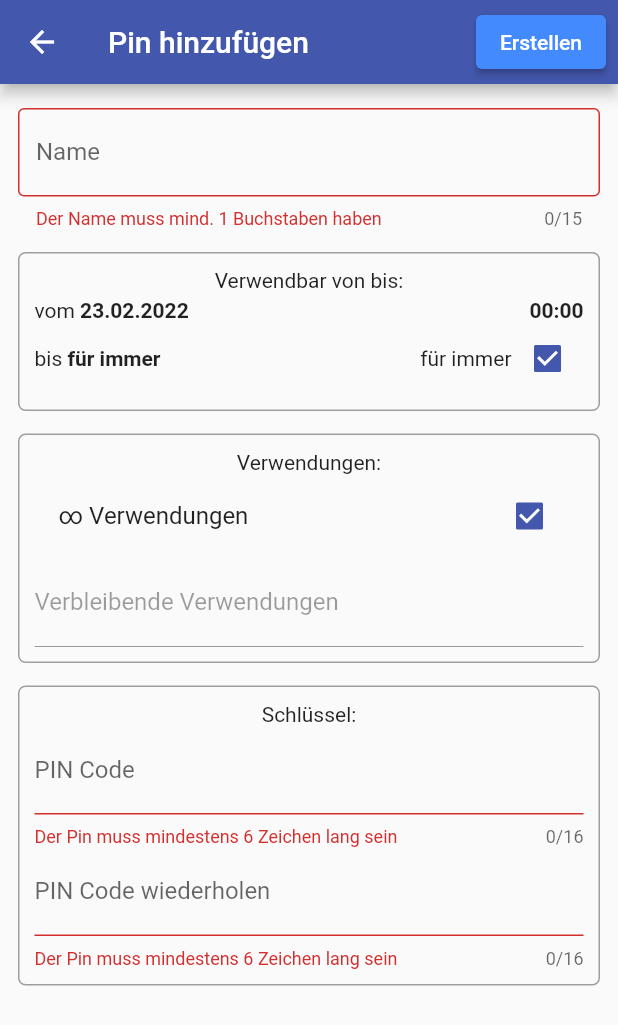
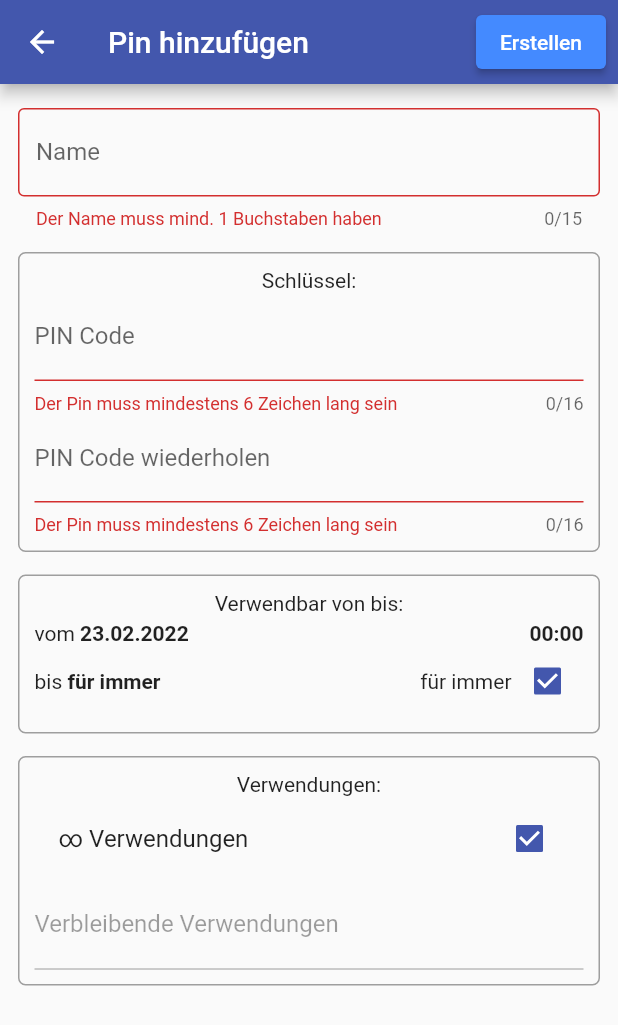
Before and after one commit to htl-anichstrasse/shulker, a Flutter app: the CreatePin screen opened directly, after a tap on "Erstellen", on a phone screen of 412 x 824 dp. Shown: the top 1025 px of the screen. Run offline on Flutter 3.47's test engine with Material 2 defaults, Android fonts, the phone set to English and light mode, and no system bars; our stand-ins replace dio, shared_preferences; missing offline and left inert: check_vpn_connection, open_settings, qr_code_scanner; accounts and stored records are empty; Roboto replaces fonts that are missing (customFont).

Commit message:
new pins are now displayed

```diff
--- a/shulker-mobile/lib/views/CreatePin.dart
+++ b/shulker-mobile/lib/views/CreatePin.dart
@@ -1,4 +1,5 @@
 import 'package:doorlock_app/models/Credential.dart';
+import 'package:doorlock_app/screens/HomeScreen.dart';
 import 'package:doorlock_app/services/ServerCommunication.dart';
 import 'package:doorlock_app/util/SnackBarHelper.dart';
 import 'package:flutter/material.dart';
@@ -27,9 +28,7 @@ class _CreatePinState extends State<CreatePin> {
   String _pin2;
   var uuid = Uuid();
 
-  void uploadCredential(Credential c) {
-
-  }
+  void uploadCredential(Credential c) {}
 
   @override
   Widget build(BuildContext context) {
@@ -47,8 +46,6 @@ class _CreatePinState extends State<CreatePin> {
                 onPressed: () {
                   final isValid = formKey.currentState.validate();
                   if (isValid) {
-                    Navigator.pop(context);
-
                     DateTime fromDateTime = DateTime(
                         fromDate.year,
                         fromDate.month,
@@ -63,10 +60,26 @@ class _CreatePinState extends State<CreatePin> {
                     Credential c = new Credential(uuid.v4(), fromDateTime,
                         untilDateTime, int.tryParse(_uses), _pin1, _name);
 
-                    ServerManager.getInstance().uploadCredential(c);
+                    ServerManager.getInstance()
+                        .uploadCredential(c)
+                        .then((value) {
+                      if (value == "ok") {
+                        displaySnackBar(context, Colors.green,
+                            "PIN erfolgreich hinzugefügt");
 
-                    displaySnackBar(
-                        context, Colors.green, "PIN erfolgreich hinzugefügt");
+                        Navigator.pop(context); // pops the create pin view
+                        Navigator.pushReplacement( // replaces the pin manager
+                          // view with another pin manager to refresh the pins
+                            context,
+                            MaterialPageRoute(
+                                builder: (context) => HomeScreen(
+                                      sidenavIndex: 1,
+                                    )));
+                      } else {
+                        displaySnackBar(context, Colors.redAccent,
+                            "Fehler beim hinzufügen");
+                      }
+                    });
                   }
                 },
                 child: Text("Erstellen")),
@@ -104,6 +117,73 @@ class _CreatePinState extends State<CreatePin> {
                       onChanged: (value) {
                         _name = value;
                       },
+                    ),
+                  ),
+                  SizedBox(
+                    height: 15,
+                  ),
+                  Container(
+                    decoration: borderOutlineDecoration(),
+                    padding: EdgeInsets.all(10),
+                    child: Column(
+                      children: [
+                        Text("Schlüssel:"),
+                        SizedBox(
+                          child: TextFormField(
+                            maxLength: 16,
+                            obscureText: true,
+                            enableSuggestions: false,
+                            autocorrect: false,
+                            validator: (value) {
+                              if (value.length < 6) {
+                                return "Der Pin muss mindestens 6 Zeichen lang sein";
+                              }
+                              print(_pin2);
+                              if (_pin2 != null && _pin2 != "") {
+                                if (_pin1 != _pin2) {
+                                  return "Die Pins stimmen nicht überein";
+                                }
+                              }
+
+                              return null;
+                            },
+                            decoration: InputDecoration(
+                              labelText: "PIN Code",
+                              hintText: "Bitte geben Sie einen Pin ein",
+                            ),
+                            onChanged: (value) {
+                              _pin1 = value;
+                            },
+                          ),
+                        ),
+                        SizedBox(
+                          child: TextFormField(
+                            maxLength: 16,
+                            obscureText: true,
+                            enableSuggestions: false,
+                            autocorrect: false,
+                            validator: (value) {
+                              if (value.length < 6) {
+                                return "Der Pin muss mindestens 6 Zeichen lang sein";
+                              }
+                              if (_pin1 != null) {
+                                if (_pin1 != _pin2) {
+                                  return "Die Pins stimmen nicht überein";
+                                }
+                              }
+
+                              return null;
+                            },
+                            decoration: InputDecoration(
+                              labelText: "PIN Code wiederholen",
+                              hintText: "Bitte wiederholen Sie ihren Pin",
+                            ),
+                            onChanged: (value) {
+                              _pin2 = value;
+                            },
+                          ),
+                        ),
+                      ],
                     ),
                   ),
                   SizedBox(
@@ -283,73 +363,6 @@ class _CreatePinState extends State<CreatePin> {
                       ],
                     ),
                   ),
-                  SizedBox(
-                    height: 15,
-                  ),
-                  Container(
-                    decoration: borderOutlineDecoration(),
-                    padding: EdgeInsets.all(10),
-                    child: Column(
-                      children: [
-                        Text("Schlüssel:"),
-                        SizedBox(
-                          child: TextFormField(
-                            maxLength: 16,
-                            obscureText: true,
-                            enableSuggestions: false,
-                            autocorrect: false,
-                            validator: (value) {
-                              if (value.length < 6) {
-                                return "Der Pin muss mindestens 6 Zeichen lang sein";
-                              }
-                              print(_pin2);
-                              if (_pin2 != null && _pin2 != "") {
-                                if (_pin1 != _pin2) {
-                                  return "Die Pins stimmen nicht überein";
-                                }
-                              }
-
-                              return null;
-                            },
-                            decoration: InputDecoration(
-                              labelText: "PIN Code",
-                              hintText: "Bitte geben Sie einen Pin ein",
-                            ),
-                            onChanged: (value) {
-                              _pin1 = value;
-                            },
-                          ),
-                        ),
-                        SizedBox(
-                          child: TextFormField(
-                            maxLength: 16,
-                            obscureText: true,
-                            enableSuggestions: false,
-                            autocorrect: false,
-                            validator: (value) {
-                              if (value.length < 6) {
-                                return "Der Pin muss mindestens 6 Zeichen lang sein";
-                              }
-                              if (_pin1 != null) {
-                                if (_pin1 != _pin2) {
-                                  return "Die Pins stimmen nicht überein";
-                                }
-                              }
-
-                              return null;
-                            },
-                            decoration: InputDecoration(
-                              labelText: "PIN Code wiederholen",
-                              hintText: "Bitte wiederholen Sie ihren Pin",
-                            ),
-                            onChanged: (value) {
-                              _pin2 = value;
-                            },
-                          ),
-                        ),
-                      ],
-                    ),
-                  ),
                 ],
               ),
             ),
```
Also changed, not shown: shulker-mobile/lib/screens/HomeScreen.dart (+5 -8 lines), shulker-mobile/lib/views/PinManager.dart (+14 -3 lines).
